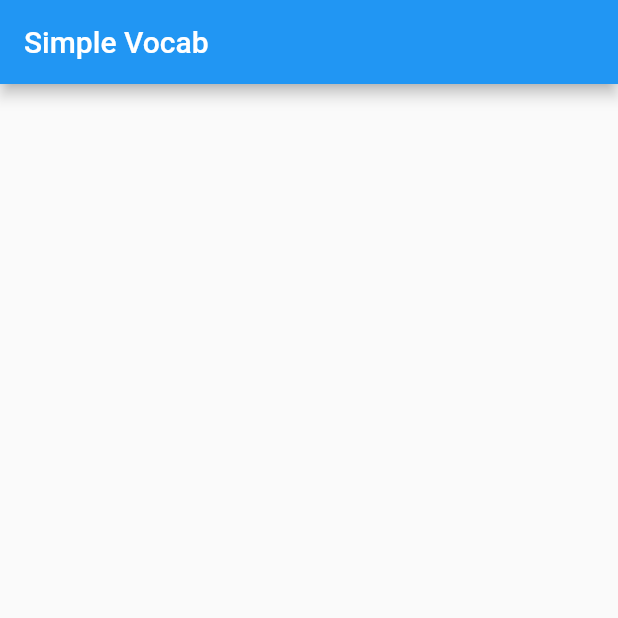
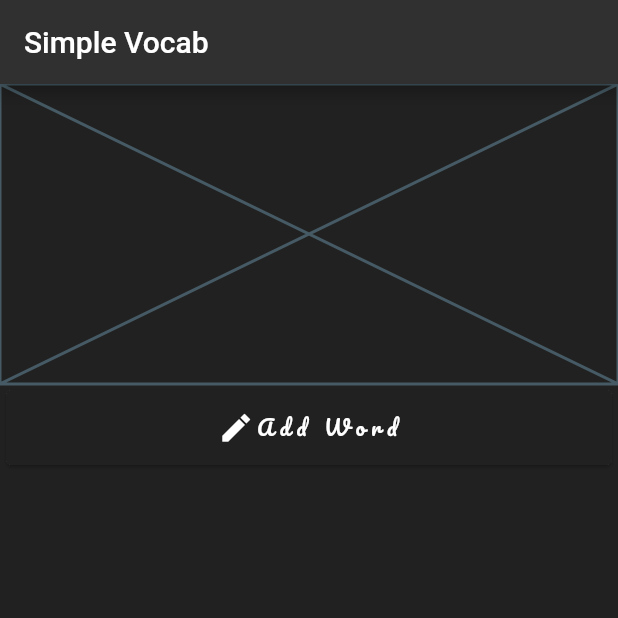
Before and after one commit to Kitz24/Simple_Vocab, a Flutter app: the screen it shows after launch, on a phone screen of 412 x 824 dp, the top half of it. Run offline on Flutter 3.47's test engine with Material 2 defaults, Android fonts, the light colour scheme and no system bars.

Commit message:
Front page menu done 1 day worked

```diff
--- a/lib/main.dart
+++ b/lib/main.dart
@@ -3,6 +3,7 @@ import 'package:flutter/material.dart';
 void main() {
   runApp(MaterialApp(
     home: Mainpage(),
+    theme: ThemeData.dark(),
   ));
 }
 class Mainpage extends StatelessWidget {
@@ -11,9 +12,43 @@ class Mainpage extends StatelessWidget {
   @override
   Widget build(BuildContext context) {
     return Scaffold(
+      backgroundColor: Colors.grey[900],
       appBar: AppBar(
         title: Text("Simple Vocab"),
+        backgroundColor: Colors.grey[850],
       ),
+
+      body: Column(
+        crossAxisAlignment: CrossAxisAlignment.stretch,
+        children: [
+          Placeholder(fallbackHeight: 200,),
+          Card(
+            clipBehavior: Clip.hardEdge,
+            child: InkWell(
+              splashColor: Colors.blue[100],
+              onTap: () {},
+              child: Container(
+                color: Colors.grey[900],
+                height: 50,
+                child:Row(
+                  mainAxisAlignment: MainAxisAlignment.center,
+                  children: [
+                    Icon(Icons.mode_edit_sharp,color: Colors.white),
+                    Text(
+                      "Add Word",
+                      style: TextStyle(
+                        letterSpacing: 4,
+                        fontFamily: "Pacifico",
+                        color: Colors.white
+                      ),
+                    )
+                  ],
+                )
+          )
+            )
+          )
+        ],
+      )
     );
   }
 }
```
Also changed, not shown: pubspec.yaml (+4 -11 lines), fonts/Pacifico-Regular.ttf (added).
